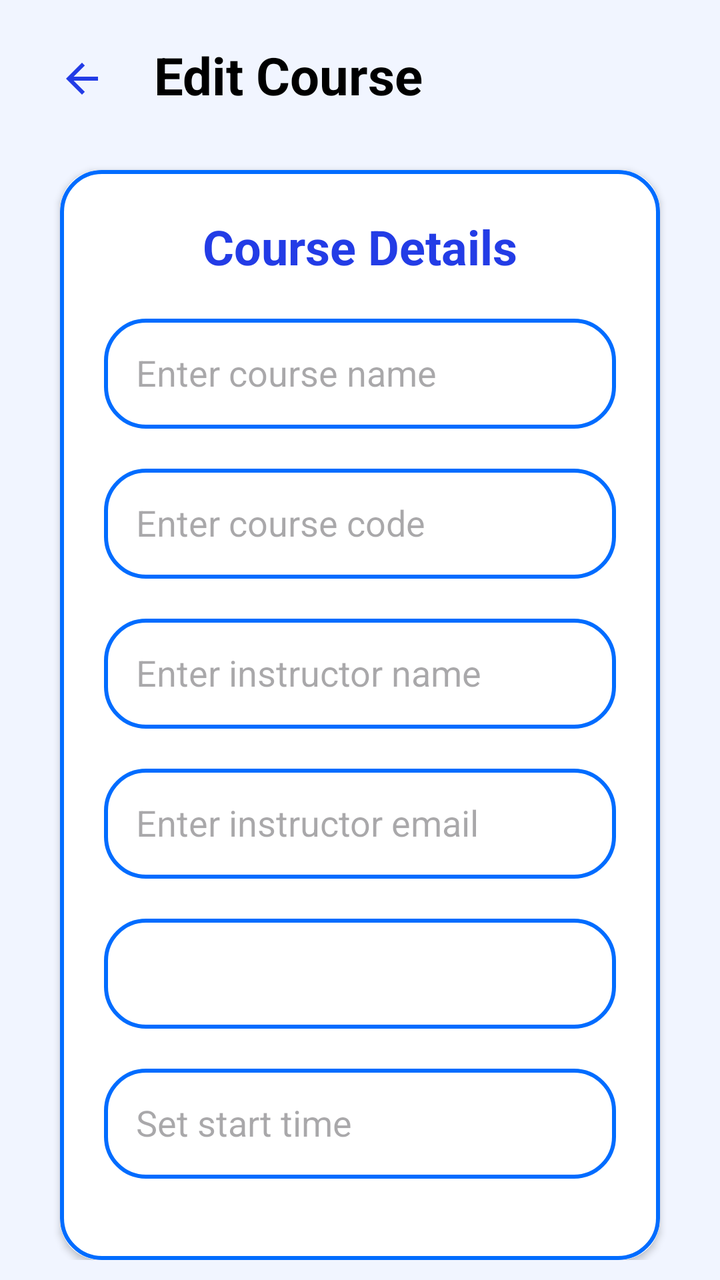
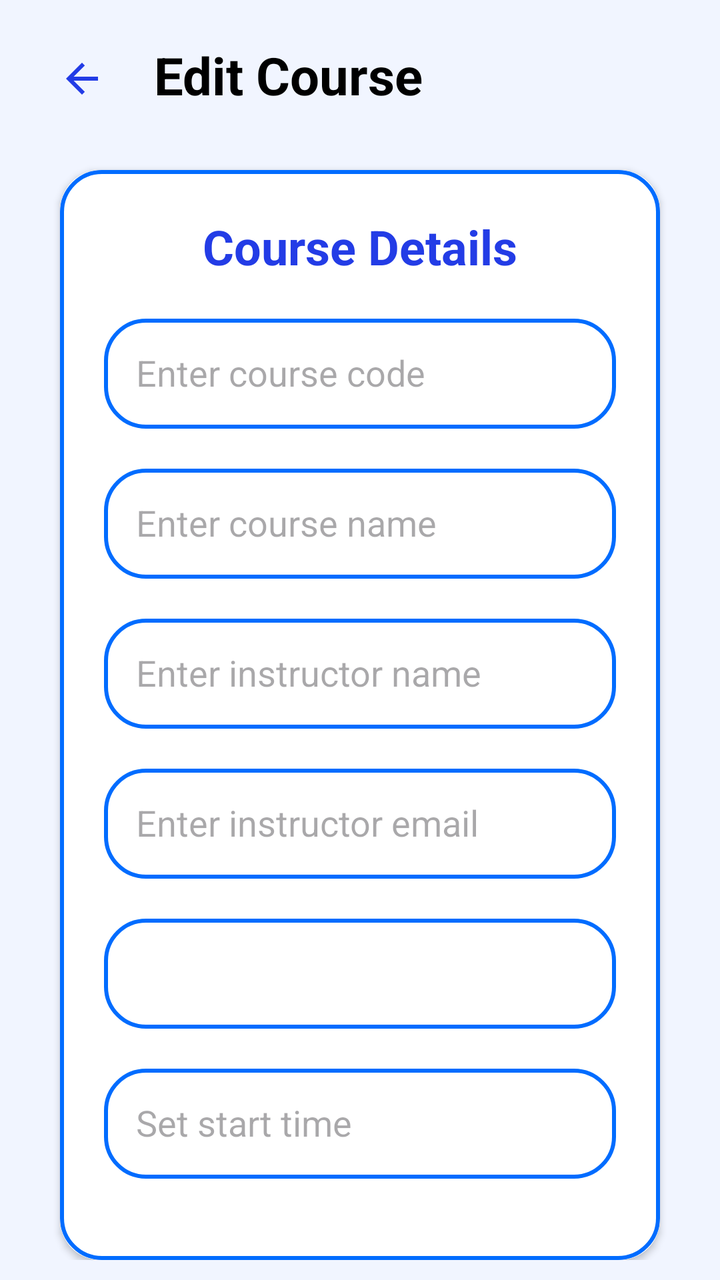

Two renders of the same Android screen: before a commit and after it. Below are the layout's source before the change and the commit's diff.
<!-- AndroidManifest.xml: application theme Theme.Project_JomStudy -->
<!-- res/layout/activity_edit_course.xml -->
<?xml version="1.0" encoding="utf-8"?>
<RelativeLayout xmlns:android="http://schemas.android.com/apk/res/android"
    xmlns:app="http://schemas.android.com/apk/res-auto"
    xmlns:tools="http://schemas.android.com/tools"
    android:id="@+id/main"
    android:layout_width="match_parent"
    android:layout_height="match_parent"
    android:orientation="vertical"
    android:padding="10dp"
    android:background="@color/light_blue"
    tools:context=".EditCourse">

    <FrameLayout
        android:id="@+id/fragment"
        android:layout_width="match_parent"
        android:layout_height="match_parent" >

        <LinearLayout
            android:layout_width="match_parent"
            android:layout_height="match_parent"
            android:orientation="vertical">

            <LinearLayout
                android:layout_width="match_parent"
                android:layout_height="wrap_content"
                android:layout_marginTop="10dp"
                android:gravity="center_vertical"
                android:orientation="horizontal">

                <ImageButton
                    android:id="@+id/backButton"
                    android:layout_width="32dp"
                    android:layout_height="32dp"
                    android:layout_marginStart="15dp"
                    android:layout_marginTop="2dp"
                    android:background="?android:attr/selectableItemBackgroundBorderless"
                    android:src="@drawable/baseline_arrow_back_24" />

                <TextView
                    android:layout_width="wrap_content"
                    android:layout_height="wrap_content"
                    android:layout_gravity="center"
                    android:layout_marginStart="20dp"
                    android:text="Edit Course"
                    android:textColor="@color/black"
                    android:textSize="26sp"
                    android:textStyle="bold" />

            </LinearLayout>

            <androidx.cardview.widget.CardView
                android:layout_width="match_parent"
                android:layout_height="wrap_content"
                android:layout_marginStart="20dp"
                android:layout_marginTop="30dp"
                android:layout_marginEnd="20dp"
                app:cardCornerRadius="20dp">

                <LinearLayout
                    android:layout_width="match_parent"
                    android:layout_height="match_parent"
                    android:layout_gravity="center_horizontal"
                    android:background="@drawable/custom_edit_text"
                    android:orientation="vertical"
                    android:padding="22dp">

                    <TextView
                        android:layout_width="match_parent"
                        android:layout_height="wrap_content"
                        android:text="Course Details"
                        android:textAlignment="center"
                        android:textColor="@color/blue_text"
                        android:textSize="24sp"
                        android:textStyle="bold" />

                    <EditText
                        android:id="@+id/courseName"
                        android:layout_width="match_parent"
                        android:layout_height="55dp"
                        android:layout_marginTop="20dp"
                        android:background="@drawable/custom_edit_text"
                        android:gravity="start|center_vertical"
                        android:hint="Enter course name"
                        android:padding="16dp"
                        android:textColor="@color/black" />

                    <EditText
                        android:id="@+id/courseCode"
                        android:layout_width="match_parent"
                        android:layout_height="55dp"
                        android:layout_marginTop="20dp"
                        android:background="@drawable/custom_edit_text"
                        android:gravity="start|center_vertical"
                        android:hint="Enter course code"
                        android:padding="16dp"
                        android:textColor="@color/black" />

                    <EditText
                        android:id="@+id/instructorName"
                        android:layout_width="match_parent"
                        android:layout_height="55dp"
                        android:layout_marginTop="20dp"
                        android:background="@drawable/custom_edit_text"
                        android:gravity="start|center_vertical"
                        android:hint="Enter instructor name"
                        android:padding="16dp"
                        android:textColor="@color/black" />

                    <EditText
                        android:id="@+id/instructorEmail"
                        android:layout_width="match_parent"
                        android:layout_height="55dp"
                        android:layout_marginTop="20dp"
                        android:background="@drawable/custom_edit_text"
                        android:gravity="start|center_vertical"
                        android:hint="Enter instructor email"
                        android:padding="16dp"
                        android:textColor="@color/black" />

                    <Spinner
                        android:id="@+id/day"
                        android:layout_width="match_parent"
                        android:layout_height="55dp"
                        android:layout_marginTop="20dp"
                        android:background="@drawable/custom_edit_text"
                        android:gravity="start|center_vertical"
                        android:padding="16dp"
                        android:popupBackground="@color/white"
                        android:textColor="@color/black" />

                    <EditText
                        android:id="@+id/startTime"
                        android:layout_width="match_parent"
                        android:layout_height="55dp"
                        android:layout_marginTop="20dp"
                        android:background="@drawable/custom_edit_text"
                        android:focusable="false"
                        android:gravity="start|center_vertical"
                        android:hint="Set start time"
                        android:inputType="time"
                        android:padding="16dp"
                        android:textColor="@color/black" />

                    <EditText
                        android:id="@+id/endTime"
                        android:layout_width="match_parent"
                        android:layout_height="55dp"
                        android:layout_marginTop="20dp"
                        android:background="@drawable/custom_edit_text"
                        android:focusable="false"
                        android:gravity="start|center_vertical"
                        android:hint="Set end time"
                        android:inputType="time"
                        android:padding="16dp"
                        android:textColor="@color/black" />

                    <Button
                        android:id="@+id/edit_button"
                        android:layout_width="match_parent"
                        android:layout_height="60dp"
                        android:layout_marginTop="22dp"
                        android:backgroundTint="@color/blue_text"
                        android:text="EDIT COURSE"
                        android:textSize="18sp"
                        app:cornerRadius="20dp" />


                </LinearLayout>
            </androidx.cardview.widget.CardView>
        </LinearLayout>
    </FrameLayout>

</RelativeLayout>
<!-- resources referenced by this layout -->
<resources>
  <color name="black">#FF000000</color>
  <color name="blue_text">#233ce6</color>
  <color name="light_blue">#f1f5ff</color>
  <color name="white">#FFFFFFFF</color>
  <!-- drawable baseline_arrow_back_24 (drawable) -->
  <vector xmlns:android="http://schemas.android.com/apk/res/android" android:autoMirrored="true" android:height="24dp" android:tint="@color/blue_text" android:viewportHeight="24" android:viewportWidth="24" android:width="24dp">
  
      <path android:fillColor="@android:color/white" android:pathData="M20,11H7.83l5.59,-5.59L12,4l-8,8 8,8 1.41,-1.41L7.83,13H20v-2z"/>
      
  </vector>
  <!-- drawable custom_edit_text (drawable) -->
  <?xml version="1.0" encoding="utf-8"?>
  <shape xmlns:android="http://schemas.android.com/apk/res/android"
      android:shape="rectangle">
  
      <stroke
          android:width="2dp"
          android:color="@color/dark_blue"/>
  
      <corners
          android:radius="20dp"/>
  
  </shape>
  <style name="Theme.Project_JomStudy" parent="Base.Theme.Project_JomStudy" />
  <color name="dark_blue">#006cff</color>
  <style name="Base.Theme.Project_JomStudy" parent="Theme.Material3.DayNight.NoActionBar" />
</resources>

<!-- the commit's change to res/layout/activity_edit_course.xml (unified diff, before → after) -->
@@ -74,6 +74,17 @@
                         android:textStyle="bold" />
 
                     <EditText
+                        android:id="@+id/courseCode"
+                        android:layout_width="match_parent"
+                        android:layout_height="55dp"
+                        android:layout_marginTop="20dp"
+                        android:background="@drawable/custom_edit_text"
+                        android:gravity="start|center_vertical"
+                        android:hint="Enter course code"
+                        android:padding="16dp"
+                        android:textColor="@color/black" />
+
+                    <EditText
                         android:id="@+id/courseName"
                         android:layout_width="match_parent"
                         android:layout_height="55dp"
@@ -81,17 +92,6 @@
                         android:background="@drawable/custom_edit_text"
                         android:gravity="start|center_vertical"
                         android:hint="Enter course name"
-                        android:padding="16dp"
-                        android:textColor="@color/black" />
-
-                    <EditText
-                        android:id="@+id/courseCode"
-                        android:layout_width="match_parent"
-                        android:layout_height="55dp"
-                        android:layout_marginTop="20dp"
-                        android:background="@drawable/custom_edit_text"
-                        android:gravity="start|center_vertical"
-                        android:hint="Enter course code"
                         android:padding="16dp"
                         android:textColor="@color/black" />
 
